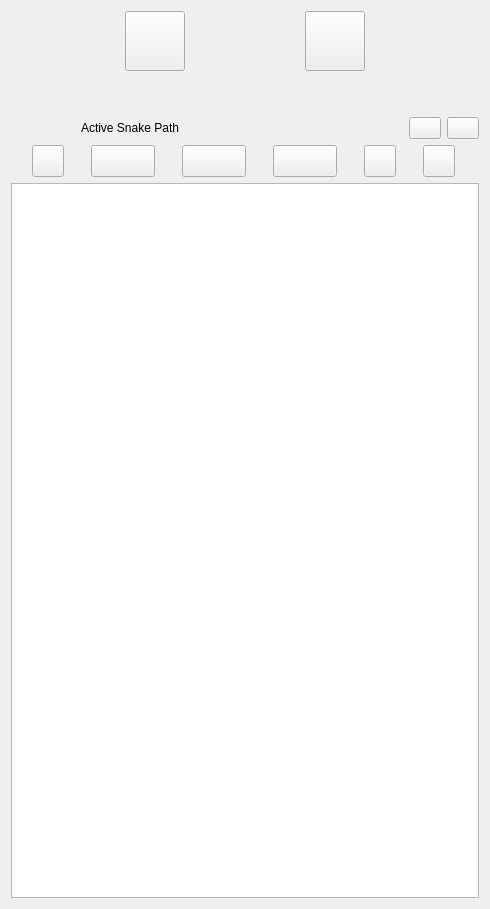
First picture: the form in Modules/Loadable/PathPlan/Resources/UI/qSRPlanPathPlanModule.ui, repository zoulianmp/SRPlan4Snake, before the edit.
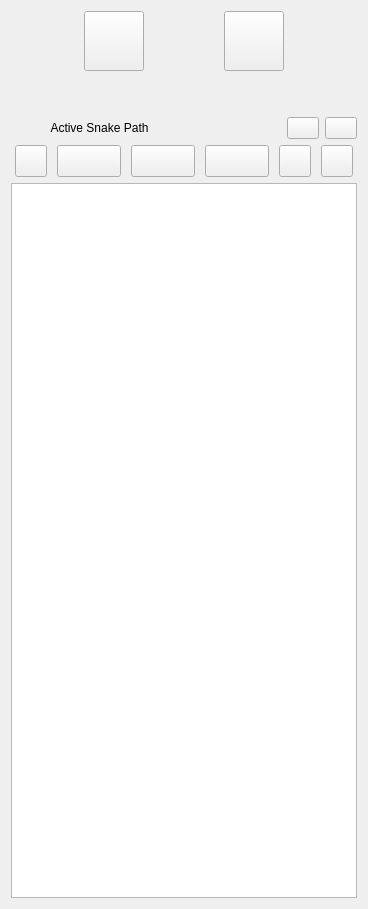
Second picture: the form after the edit. Icons and pictures are not drawn. Custom widgets are drawn as their Qt base class.

Commit message: time snap evn

Patch:
```diff
--- a/Modules/Loadable/PathPlan/Resources/UI/qSRPlanPathPlanModule.ui
+++ b/Modules/Loadable/PathPlan/Resources/UI/qSRPlanPathPlanModule.ui
@@ -6,7 +6,7 @@
    <rect>
     <x>0</x>
     <y>0</y>
-    <width>490</width>
+    <width>368</width>
     <height>909</height>
    </rect>
   </property>
```
The commit also changes 1 other file.
